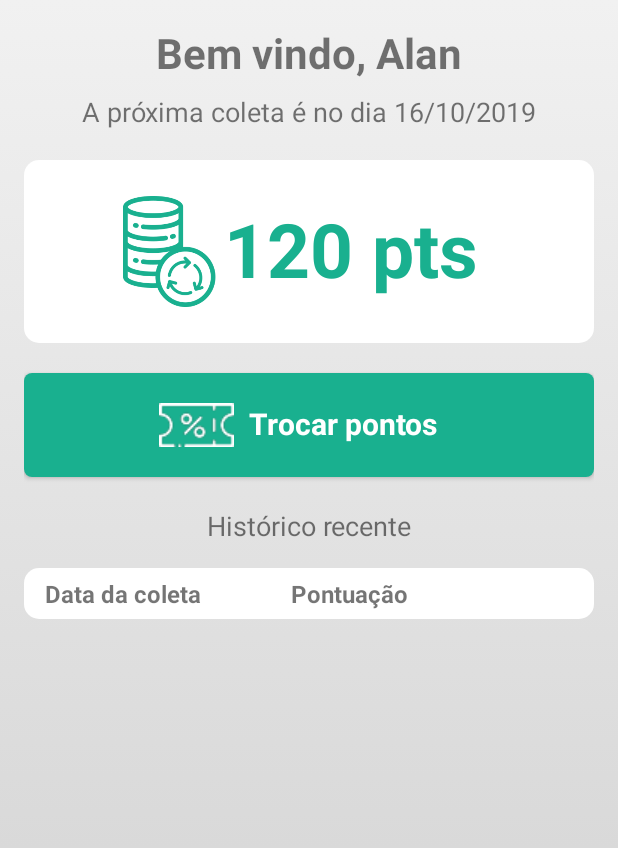
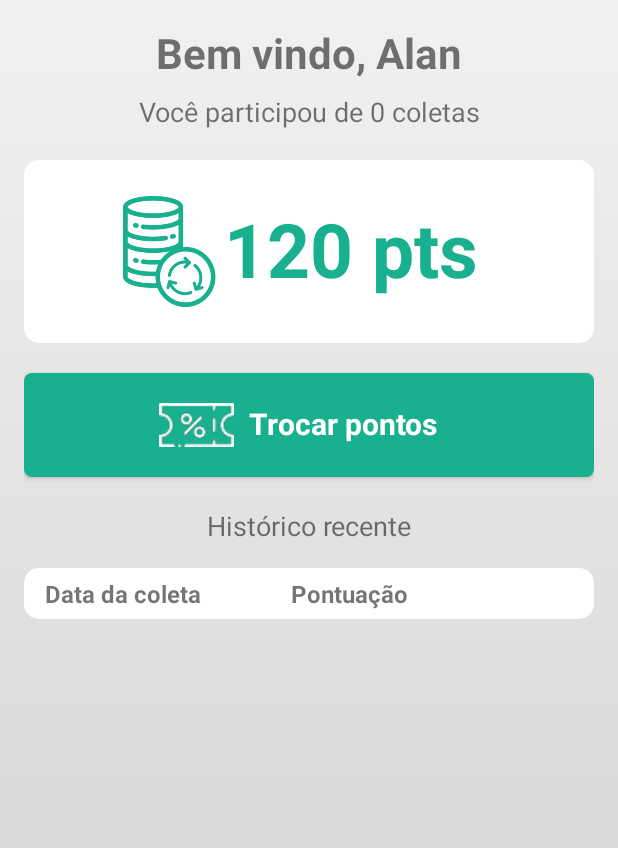
Before and after one commit to alan-ssantos/ReciclaMais, an Android app: the UsuarioActivity screen opened directly, with no data from a screen before it, on a phone screen of 412 x 824 dp. Shown: the top 848 px of the screen. Run offline under Robolectric (Android 15) with nearby library versions, the phone set to English and light mode, and no system bars; 1 statement that could not run was skipped.

Commit message:
Update nos arquivos

```diff
--- a/app/src/main/res/layout/activity_login.xml
+++ b/app/src/main/res/layout/activity_login.xml
@@ -50,7 +50,7 @@
         <TextView
             android:layout_width="match_parent"
             android:layout_height="wrap_content"
-            android:text="Cadastre-se"
+            android:text="Não possui uma conta? Cadastre-se aqui."
             android:textAlignment="center"
             android:layout_marginTop="16dp"
             android:padding="8dp"
--- a/app/src/main/res/values/strings.xml
+++ b/app/src/main/res/values/strings.xml
@@ -14,7 +14,7 @@
     <string name="senha">Senha</string>
     <string name="email">E-mail</string>
     <string name="nome">Nome</string>
-    <string name="coleta_do_dia">A próxima coleta é no dia 16/10/2019</string>
+    <string name="coleta_do_dia">Você participou de 0 coletas</string>
     <string name="bem_vindo">Bem vindo, Alan</string>
     <string name="pts">120 pts</string>
     <string name="hist_rico_recente">Histórico recente</string>
```
